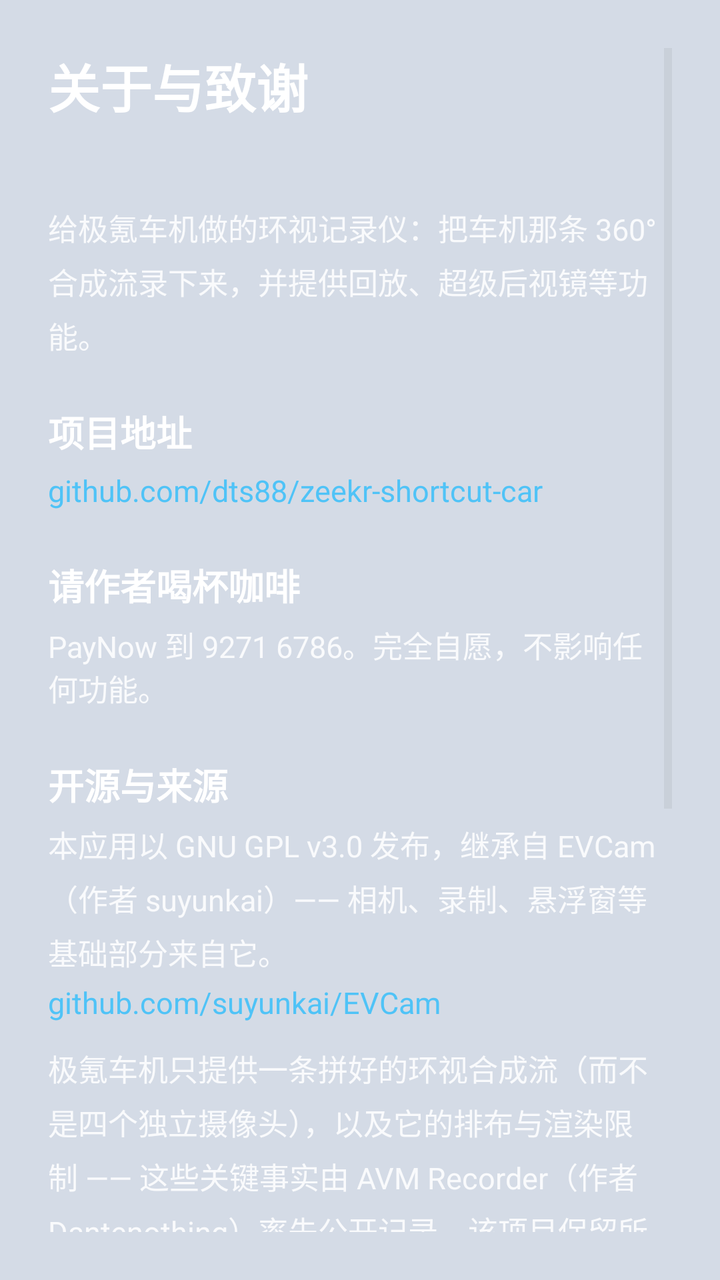
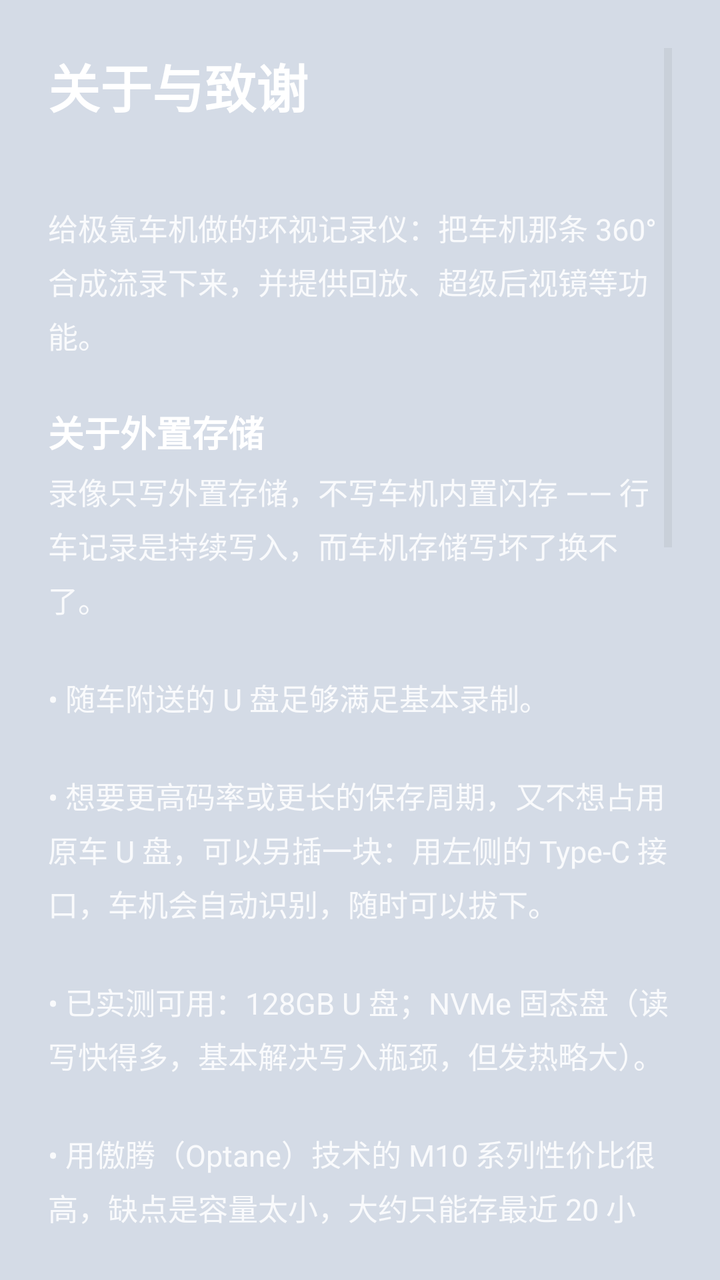

Two renders of the same Android screen: before a commit and after it. Below are the layout's source before the change and the commit's diff.
<!-- AndroidManifest.xml: activity theme android:Theme.DeviceDefault.NoActionBar -->
<!-- res/layout/activity_about.xml -->
<?xml version="1.0" encoding="utf-8"?>
<FrameLayout xmlns:android="http://schemas.android.com/apk/res/android"
    android:layout_width="match_parent"
    android:layout_height="match_parent"
    android:background="@color/menu_background">

    <ScrollView
        android:layout_width="match_parent"
        android:layout_height="match_parent"
        android:padding="24dp">

        <LinearLayout
            android:layout_width="match_parent"
            android:layout_height="wrap_content"
            android:orientation="vertical">

            <TextView
                android:layout_width="wrap_content"
                android:layout_height="wrap_content"
                android:text="@string/about_title"
                android:textColor="#FFFFFF"
                android:textSize="26sp"
                android:textStyle="bold" />

            <TextView
                android:id="@+id/about_version"
                android:layout_width="wrap_content"
                android:layout_height="wrap_content"
                android:layout_marginTop="6dp"
                android:textColor="#AAFFFFFF"
                android:textSize="14sp" />

            <TextView
                android:id="@+id/about_body"
                android:layout_width="match_parent"
                android:layout_height="wrap_content"
                android:layout_marginTop="16dp"
                android:lineSpacingMultiplier="1.25"
                android:text="给极氪车机做的环视记录仪：把车机那条 360° 合成流录下来，并提供回放、超级后视镜等功能。"
                android:textColor="#DDFFFFFF"
                android:textSize="15sp" />

            
            <TextView
                android:layout_width="match_parent"
                android:layout_height="wrap_content"
                android:layout_marginTop="24dp"
                android:text="项目地址"
                android:textColor="#FFFFFF"
                android:textSize="18sp"
                android:textStyle="bold" />

            <TextView
                android:id="@+id/about_link_project"
                android:layout_width="wrap_content"
                android:layout_height="wrap_content"
                android:layout_marginTop="6dp"
                android:text="github.com/dts88/zeekr-shortcut-car"
                android:textColor="#4FC3F7"
                android:textSize="15sp" />

            
            <TextView
                android:layout_width="match_parent"
                android:layout_height="wrap_content"
                android:layout_marginTop="24dp"
                android:text="请作者喝杯咖啡"
                android:textColor="#FFFFFF"
                android:textSize="18sp"
                android:textStyle="bold" />

            <TextView
                android:layout_width="match_parent"
                android:layout_height="wrap_content"
                android:layout_marginTop="6dp"
                android:text="PayNow 到 9271 6786。完全自愿，不影响任何功能。"
                android:textColor="#DDFFFFFF"
                android:textSize="15sp" />

            
            <TextView
                android:layout_width="match_parent"
                android:layout_height="wrap_content"
                android:layout_marginTop="24dp"
                android:text="开源与来源"
                android:textColor="#FFFFFF"
                android:textSize="18sp"
                android:textStyle="bold" />

            <TextView
                android:layout_width="match_parent"
                android:layout_height="wrap_content"
                android:layout_marginTop="6dp"
                android:lineSpacingMultiplier="1.25"
                android:text="本应用以 GNU GPL v3.0 发布，继承自 EVCam（作者 suyunkai）—— 相机、录制、悬浮窗等基础部分来自它。"
                android:textColor="#DDFFFFFF"
                android:textSize="15sp" />

            <TextView
                android:id="@+id/about_link_evcam"
                android:layout_width="wrap_content"
                android:layout_height="wrap_content"
                android:layout_marginTop="4dp"
                android:text="github.com/suyunkai/EVCam"
                android:textColor="#4FC3F7"
                android:textSize="15sp" />

            <TextView
                android:layout_width="match_parent"
                android:layout_height="wrap_content"
                android:layout_marginTop="12dp"
                android:lineSpacingMultiplier="1.25"
                android:text="极氪车机只提供一条拼好的环视合成流（而不是四个独立摄像头），以及它的排布与渲染限制 —— 这些关键事实由 AVM Recorder（作者 Dantenothing）率先公开记录。该项目保留所有权利，本应用没有复制它的任何代码，只使用了从其公开资料中得到的事实性结论。谨此致谢。"
                android:textColor="#DDFFFFFF"
                android:textSize="15sp" />

            <TextView
                android:id="@+id/about_link_openavm"
                android:layout_width="wrap_content"
                android:layout_height="wrap_content"
                android:layout_marginTop="4dp"
                android:text="github.com/Dantenothing/openavm-recorder"
                android:textColor="#4FC3F7"
                android:textSize="15sp" />

            <TextView
                android:id="@+id/about_link_gpl"
                android:layout_width="wrap_content"
                android:layout_height="wrap_content"
                android:layout_marginTop="12dp"
                android:text="许可证全文：gnu.org/licenses/gpl-3.0.html"
                android:textColor="#4FC3F7"
                android:textSize="15sp" />

            
            <TextView
                android:id="@+id/about_safety_heading"
                android:layout_width="match_parent"
                android:layout_height="wrap_content"
                android:layout_marginTop="24dp"
                android:text="安全须知"
                android:textColor="#FF8080"
                android:textSize="18sp"
                android:textStyle="bold" />

            <TextView
                android:layout_width="match_parent"
                android:layout_height="wrap_content"
                android:layout_marginTop="6dp"
                android:lineSpacingMultiplier="1.25"
                android:text="实验性非官方软件，与极氪（ZEEKR）无任何关联。行车时请以实际路况为准，不要依赖本应用的画面判断路况；录像也不保证一定完整可用。使用风险自负。"
                android:textColor="#DDFFFFFF"
                android:textSize="15sp" />

            <Button
                android:id="@+id/about_close"
                android:layout_width="wrap_content"
                android:layout_height="wrap_content"
                android:layout_gravity="end"
                android:layout_marginTop="24dp"
                android:backgroundTint="@color/button_background"
                android:text="关闭"
                android:textColor="@color/button_text"
                android:textSize="15sp" />
        </LinearLayout>
    </ScrollView>
</FrameLayout>
<!-- resources referenced by this layout -->
<resources>
  <color name="button_background">#FFF9FAFB</color>
  <color name="button_text">#FF1A1A1A</color>
  <color name="menu_background">#FFD4DBE6</color>
  <string name="about_title">关于与致谢</string>
</resources>

<!-- the commit's change to res/layout/activity_about.xml (unified diff, before → after) -->
@@ -38,6 +38,34 @@
                 android:lineSpacingMultiplier="1.25"
                 android:text="给极氪车机做的环视记录仪：把车机那条 360° 合成流录下来，并提供回放、超级后视镜等功能。"
                 android:textColor="#DDFFFFFF"
+                android:textSize="15sp" />
+
+            
+            <TextView
+                android:layout_width="match_parent"
+                android:layout_height="wrap_content"
+                android:layout_marginTop="24dp"
+                android:text="关于外置存储"
+                android:textColor="#FFFFFF"
+                android:textSize="18sp"
+                android:textStyle="bold" />
+
+            <TextView
+                android:layout_width="match_parent"
+                android:layout_height="wrap_content"
+                android:layout_marginTop="6dp"
+                android:lineSpacingMultiplier="1.25"
+                android:text="录像只写外置存储，不写车机内置闪存 —— 行车记录是持续写入，而车机存储写坏了换不了。\n\n• 随车附送的 U 盘足够满足基本录制。\n\n• 想要更高码率或更长的保存周期，又不想占用原车 U 盘，可以另插一块：用左侧的 Type-C 接口，车机会自动识别，随时可以拔下。\n\n• 已实测可用：128GB U 盘；NVMe 固态盘（读写快得多，基本解决写入瓶颈，但发热略大）。\n\n• 用傲腾（Optane）技术的 M10 系列性价比很高，缺点是容量太小，大约只能存最近 20 小时。"
+                android:textColor="#DDFFFFFF"
+                android:textSize="15sp" />
+
+            <TextView
+                android:layout_width="match_parent"
+                android:layout_height="wrap_content"
+                android:layout_marginTop="10dp"
+                android:lineSpacingMultiplier="1.25"
+                android:text="⚠ 录像在 U 盘上是不加密的。盘随时可以拔下并在别的设备上读取，请自行注意隐私。"
+                android:textColor="#FFD08080"
                 android:textSize="15sp" />
 
             
